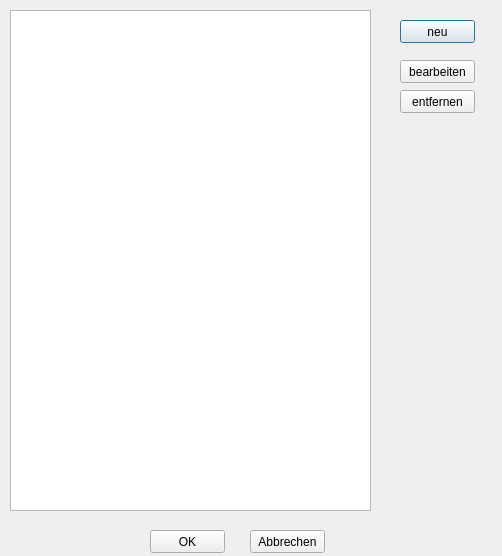
The window that Dialoge/dialog_mitarbeiter.ui (TischlerWilly/azwkz) describes before a commit, drawn with Qt 5.
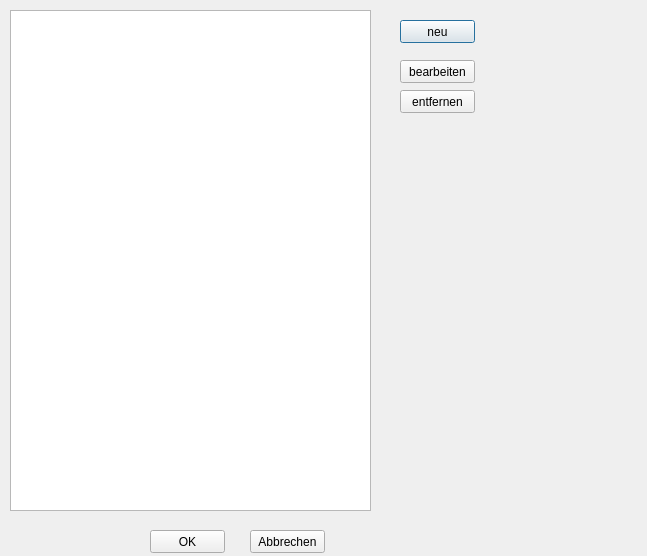
The same window after the commit.

What changed in the file:
```diff
--- a/Dialoge/dialog_mitarbeiter.ui
+++ b/Dialoge/dialog_mitarbeiter.ui
@@ -6,7 +6,7 @@
    <rect>
     <x>0</x>
     <y>0</y>
-    <width>502</width>
+    <width>647</width>
     <height>556</height>
    </rect>
   </property>
```
Left out of the diff: 8 changed lines with no effect on the pictures.
